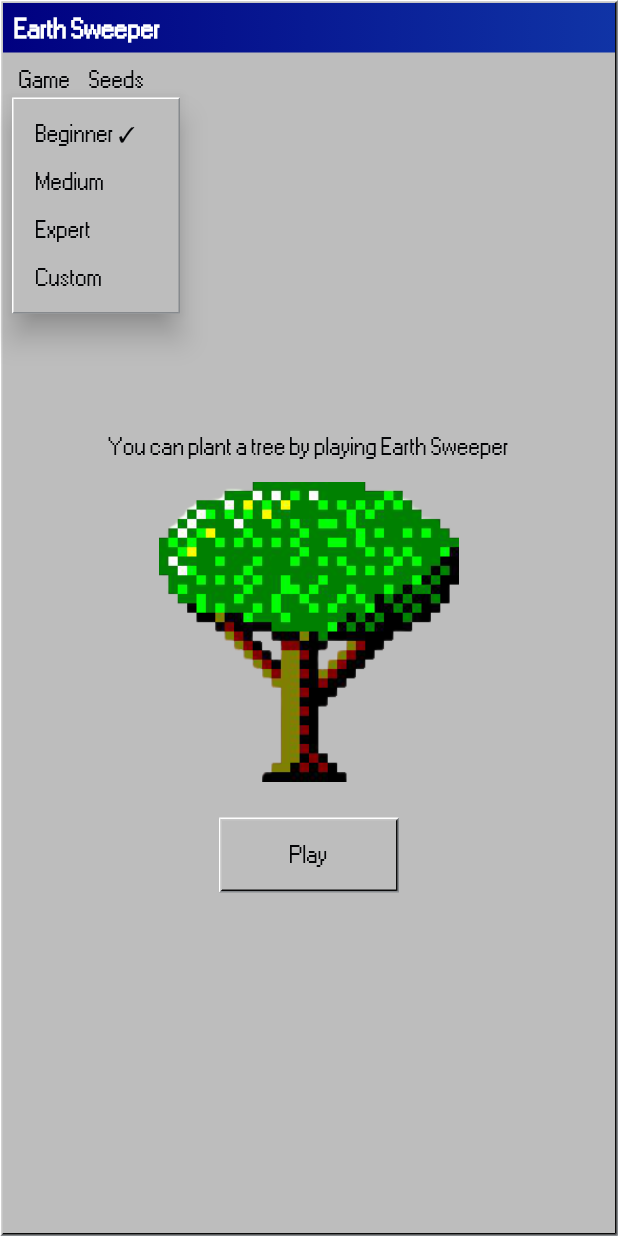
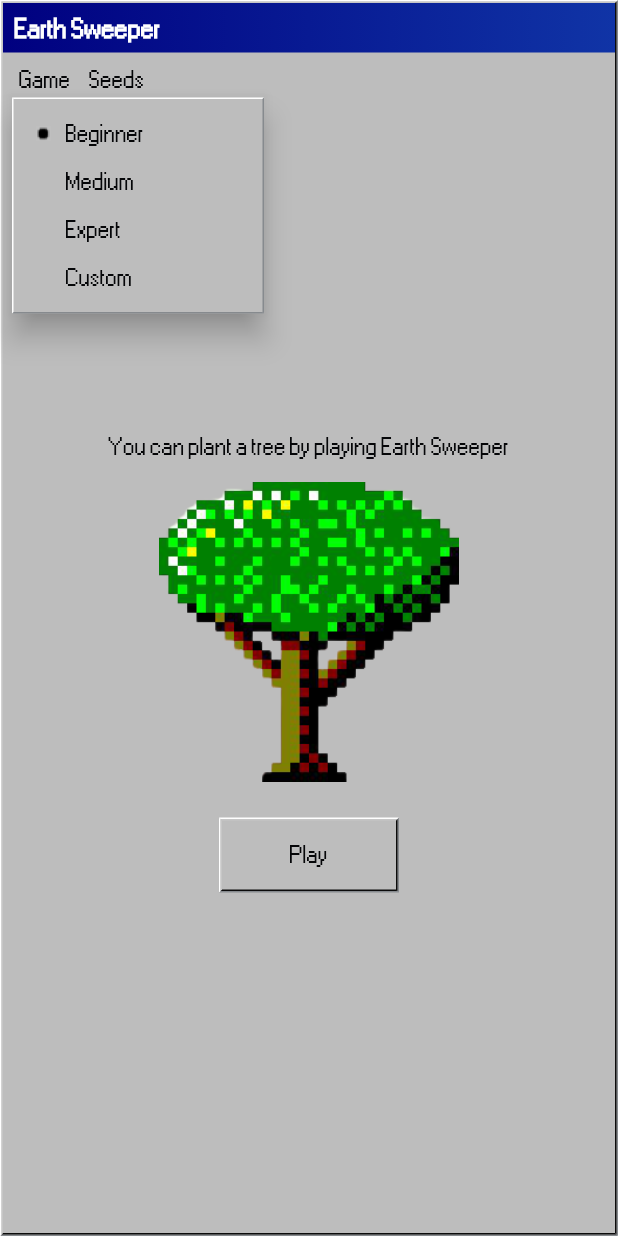
Before and after one commit to FlutterHack/earth-sweeper, a Flutter app: the screen it shows after launch, after a tap on "Game", on a phone screen of 412 x 824 dp. Run offline on Flutter 3.47's test engine with Material 2 defaults, Android fonts, the phone set to English and light mode, and no system bars.

Commit message:
Menu improvement

```diff
--- a/lib/main.dart
+++ b/lib/main.dart
@@ -97,23 +97,23 @@ class _MyHomePageState extends State<MyHomePage> {
                     items: [
                       MenuItem95(
                         value: 0,
-                        label: 'Beginner' +
-                            (model.type.index == 0 ? ' ✓' : ''),
+                        label: 'Beginner',
+                        checked: model.type.index == 0
                       ),
                       MenuItem95(
                         value: 1,
-                        label: 'Medium' +
-                            (model.type.index == 1 ? ' ✓' : ''),
+                        label: 'Medium',
+                        checked: model.type.index == 1
                       ),
                       MenuItem95(
                         value: 2,
-                        label: 'Expert' +
-                            (model.type.index == 2 ? ' ✓' : ''),
+                        label: 'Expert',
+                        checked: model.type.index == 2,
                       ),
                       MenuItem95(
                         value: 3,
-                        label: 'Custom' +
-                            (model.type.index == 3 ? ' ✓' : ''),
+                        label: 'Custom',
+                        checked: model.type.index == 3,
                       ),
                     ]),
               ),
--- a/lib/widgets/windows95/src/menu95.dart
+++ b/lib/widgets/windows95/src/menu95.dart
@@ -12,8 +12,20 @@ Future<T> showMenu95<T>(
       value: item.value,
       textStyle: Flutter95.textStyle,
       height: 32,
-      child: Text(
-        item.label,
+      child: Row(
+        children: <Widget>[
+          Container(
+            height: 10,
+            width: 10,
+            child: item.checked ? Image.asset("assets/selected_menu.png", height: 10, width: 10,) : null,
+          ),
+          Padding(
+            padding: EdgeInsets.symmetric(horizontal: 10),
+            child: Text(
+              item.label,
+            ),
+          ),
+        ],
       ),
     );
   }).toList();
@@ -59,9 +71,11 @@ class MenuItem95<T> {
   MenuItem95({
     @required this.value,
     @required this.label,
+    this.checked = false,
   })  : assert(value != null),
         assert(label != null);
 
   final T value;
   final T label;
+  final bool checked;
 }
```
Also changed, not shown: assets/selected_menu.png (added).
